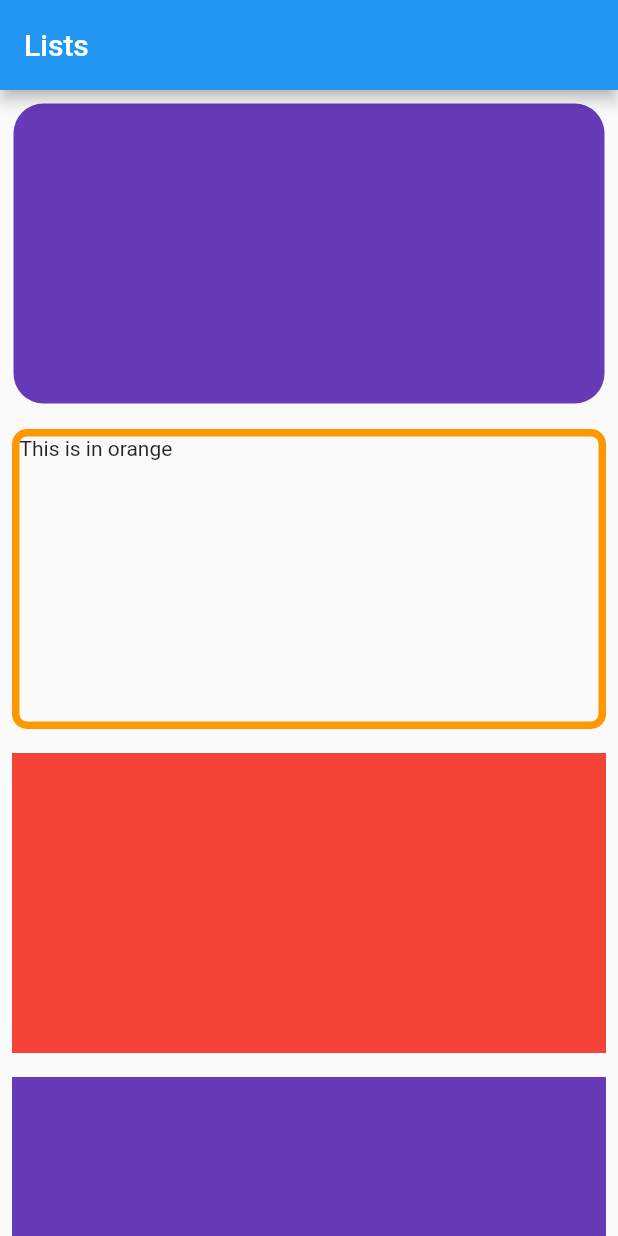
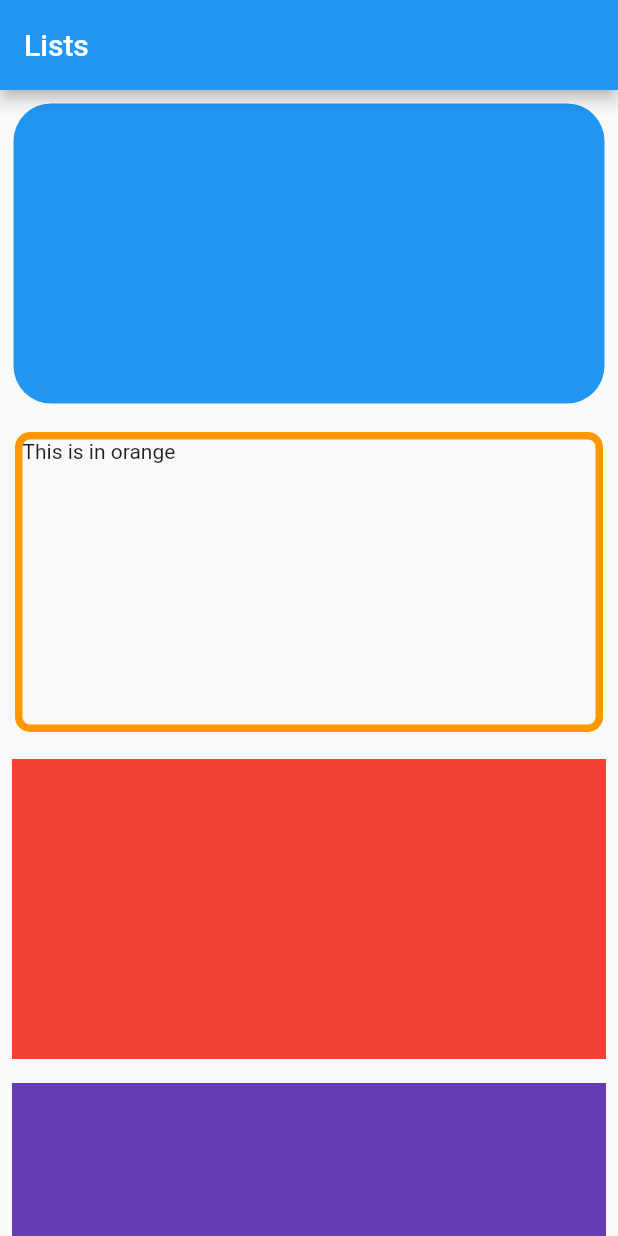
Before and after one commit to GiftSibiya/flutter-intro, a Flutter app: the screen it shows after launch, on a phone screen of 412 x 824 dp. Run offline on Flutter 3.47's test engine with Material 2 defaults, Android fonts, the phone set to English and light mode, and no system bars.

Commit message:
Update main.dart
adjusted armeters

```diff
--- a/flutter_intro/lib/main.dart
+++ b/flutter_intro/lib/main.dart
@@ -25,12 +25,12 @@ class taxiMath extends StatelessWidget {
               child: Container(
                 height: 200,
                 decoration: BoxDecoration(
-                    color: Colors.deepPurple,
-                    borderRadius: BorderRadius.circular(20)),
+                    color: Colors.blue,
+                    borderRadius: BorderRadius.circular(25)),
               ),
             ),
             Padding(
-              padding: const EdgeInsets.all(8.0),
+              padding: const EdgeInsets.all(10.0),
               child: Container(
                 height: 200,
                 decoration: BoxDecoration(
```
